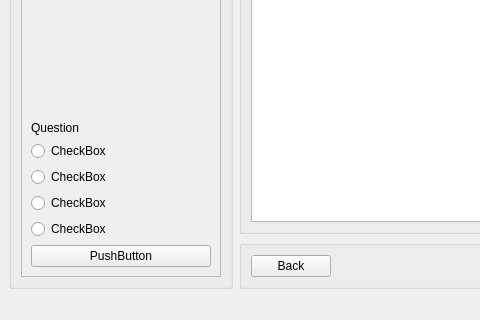
Aleko-Louras/DSFO, file DSFO/mainwindow.ui: the form before one commit; both pictures show x 0 to 480 and y 280 to 600 of the 800 by 600 pixel window.
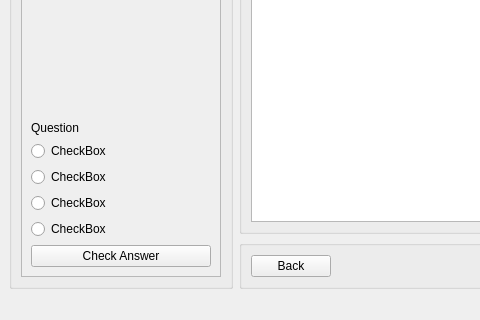
The form after the commit. Custom widgets are drawn as their Qt base class.

Commit message: update check answer button

The edit to the form file:
```diff
--- a/DSFO/mainwindow.ui
+++ b/DSFO/mainwindow.ui
@@ -116,7 +116,7 @@
            <item>
             <widget class="QPushButton" name="checkAnswerButton">
              <property name="text">
-              <string>PushButton</string>
+              <string>Check Answer</string>
              </property>
             </widget>
            </item>
```
